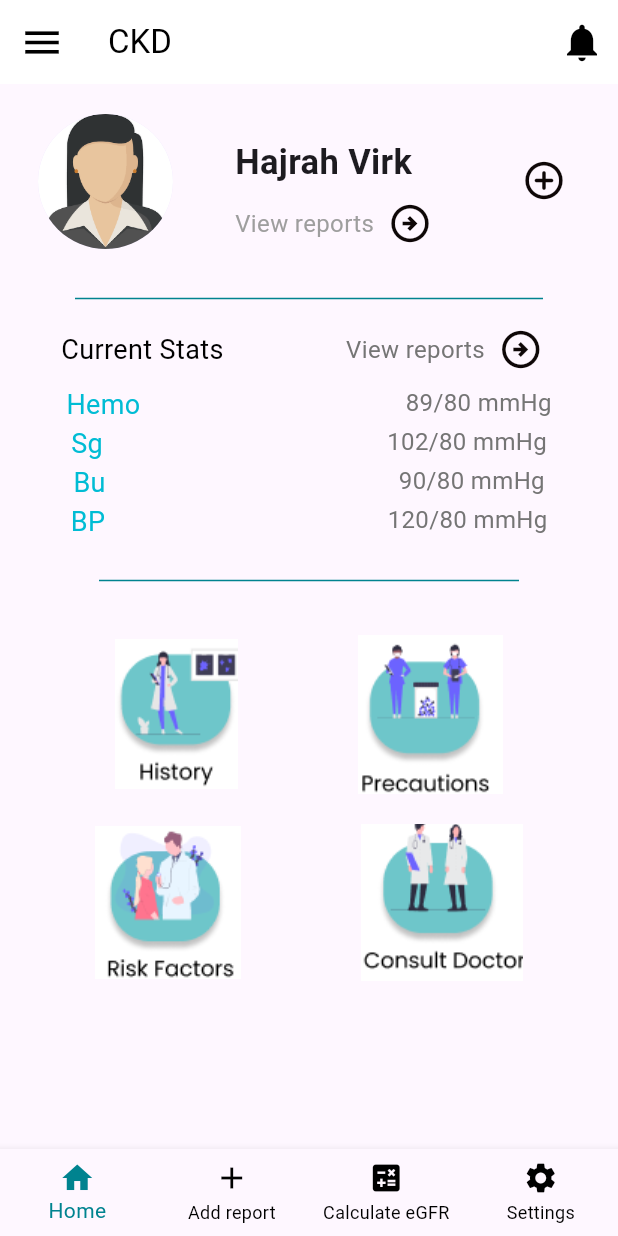
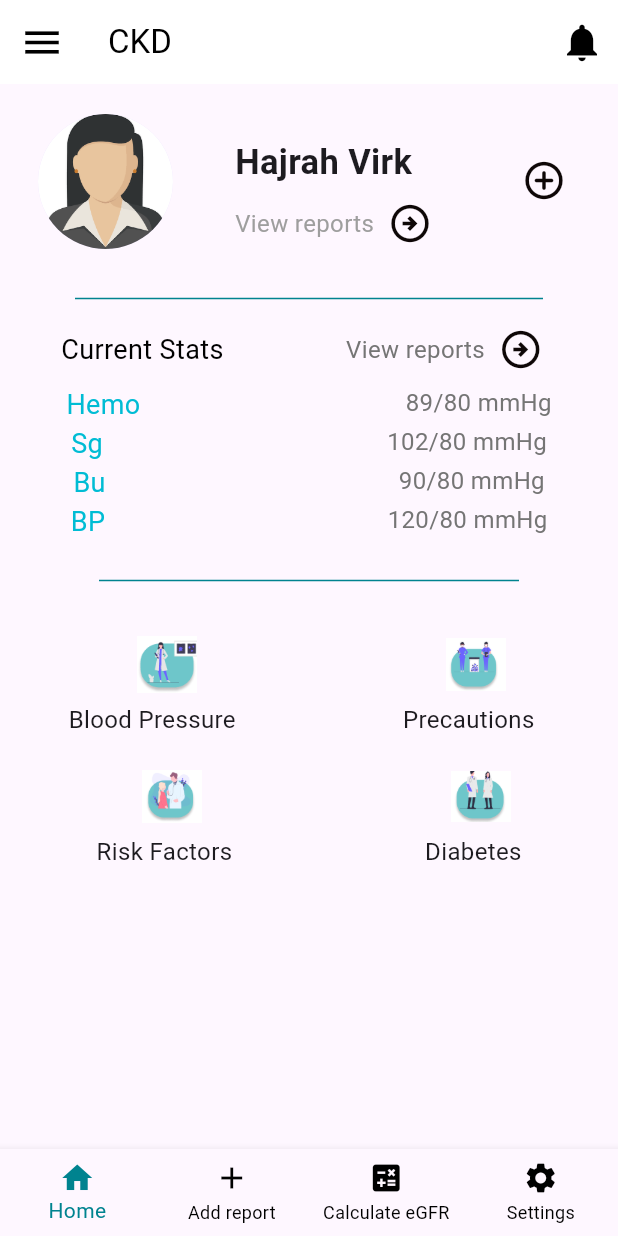
Before and after one commit to iMalikHashim/fyp, a Flutter app: the screen it shows after launch, on a phone screen of 412 x 824 dp. Run offline on Flutter 3.47's test engine with Material 3 defaults, Android fonts, the phone set to English and light mode, and no system bars; our stand-ins replace fl_chart.

Commit message:
added blood pressure graphs

```diff
--- a/lib/components/GFR/tabContent.dart
+++ b/lib/components/GFR/tabContent.dart
@@ -215,10 +215,8 @@ class Tab4Content extends StatelessWidget {
   @override
   Widget build(BuildContext context) {
     return Center(
-      child: Container(
+      child: ListView(
         padding: EdgeInsets.all(10.0),
-        child: Column(
-          crossAxisAlignment: CrossAxisAlignment.start,
         children: [
           for (String item in content)
             Padding(
@@ -245,7 +243,6 @@ class Tab4Content extends StatelessWidget {
             ),
         ],
       ),
-      ),
     );
   }
 }
--- a/lib/components/home.dart
+++ b/lib/components/home.dart
@@ -180,44 +180,119 @@ class HomePage extends StatelessWidget {
                 color: Colors.cyan[800],
               ),
             ),
-            const Row(
+            Row(
               mainAxisAlignment: MainAxisAlignment.spaceAround,
               children: [
-                Row(
+                Column(
                   children: [
+                    GestureDetector(
+                      onTap: () {
+                        // Navigate or perform action on image click
+                        Navigator.pushNamed(context, '/bloodpressure');
+                      },
+                      child: Padding(
+                        padding: EdgeInsets.fromLTRB(20.0, 10, 10, 0),
+                        child: Image.asset(
+                          'assets/images/history.png',
+                          width: 40,
+                          height: 40,
+                        ),
+                      ),
+                    ),
                     Padding(
-                        padding: EdgeInsets.fromLTRB(20.0, 10, 40, 10),
-                        child: Image(
-                            image: AssetImage('assets/images/history.png'))),
+                      padding: EdgeInsets.fromLTRB(10.0, 5, 20, 10),
+                      child: Text(
+                        'Blood Pressure',
+                        style: TextStyle(fontSize: 16),
+                      ),
+                    ),
+                  ],
+                ),
+                Column(
+                  children: [
+                    GestureDetector(
+                      onTap: () {
+                        // Navigate or perform action on image click
+                        Navigator.pushNamed(context, '/precautions');
+                      },
+                      child: Padding(
+                        padding: EdgeInsets.fromLTRB(20.0, 10, 10, 0),
+                        child: Image.asset(
+                          'assets/images/precautions.png',
+                          width: 40,
+                          height: 40,
+                        ),
+                      ),
+                    ),
                     Padding(
-                        padding: EdgeInsets.fromLTRB(40.0, 10, 20, 10),
-                        child: Image(
-                            image: AssetImage('assets/images/precautions.png')))
+                      padding: EdgeInsets.fromLTRB(20.0, 5, 20, 10),
+                      child: Text(
+                        'Precautions',
+                        style: TextStyle(fontSize: 16),
+                      ),
+                    ),
                   ],
                 ),
               ],
             ),
-            const Row(
+            Row(
               mainAxisAlignment: MainAxisAlignment.spaceAround,
               children: [
-                Row(
+                Column(
                   children: [
+                    GestureDetector(
+                      onTap: () {
+                        // Navigate or perform action on image click
+                        Navigator.pushNamed(context, '/riskFactors');
+                      },
+                      child: Padding(
+                        padding: EdgeInsets.fromLTRB(20.0, 10, 10, 0),
+                        child: Image.asset(
+                          'assets/images/riskFactors.png',
+                          width: 40,
+                          height: 40,
+                        ),
+                      ),
+                    ),
                     Padding(
-                        padding: EdgeInsets.fromLTRB(20.0, 10, 40, 10),
-                        child: Image(
-                            image:
-                                AssetImage('assets/images/riskFactors.png'))),
+                      padding: EdgeInsets.fromLTRB(20.0, 5, 20, 10),
+                      child: Text(
+                        'Risk Factors',
+                        style: TextStyle(fontSize: 16),
+                      ),
+                    ),
+                  ],
+                ),
+                Column(
+                  children: [
+                    GestureDetector(
+                      onTap: () {
+                        // Navigate or perform action on image click
+                        Navigator.pushNamed(context, '/diabetes');
+                      },
+                      child: Padding(
+                        padding: EdgeInsets.fromLTRB(20.0, 10, 10, 0),
+                        child: Image.asset(
+                          'assets/images/consultaDoc.png',
+                          width: 40,
+                          height: 40,
+                        ),
+                      ),
+                    ),
                     Padding(
-                        padding: EdgeInsets.fromLTRB(40.0, 10, 20, 10),
-                        child: Image(
-                            image: AssetImage('assets/images/consultaDoc.png')))
+                      padding: EdgeInsets.fromLTRB(20.0, 5, 20, 10),
+                      child: Text(
+                        'Diabetes',
+                        style: TextStyle(fontSize: 16),
+                      ),
+                    ),
                   ],
                 ),
               ],
             ),
           ],
         ),
-      ), // Your eGFR page content here
+      ),
     );
   }
 }
--- a/lib/main.dart
+++ b/lib/main.dart
@@ -7,6 +7,7 @@ import 'components/dashboard.dart';
 import 'components/reportsDetails.dart';
 import 'components/viewReports.dart';
 import 'components/diabetes.dart';
+import 'components/bloodpressure.dart';
 
 void main() => runApp(MaterialApp(
       routes: {
@@ -16,6 +17,6 @@ void main() => runApp(MaterialApp(
         '/diabetes': (context) => DiabetesScreen(),
         '/addReports': (context) => AddReportScreen(),
         '/reportsDetails': (context) => ReportsDetails(),
-        // Add other routes as needed
+        '/bloodpressure': (context) => BloodPressure(),
       },
     ));
```
Also changed, not shown: lib/components/bloodpressure.dart (added, +103 -0 lines), lib/components/graphs.dart (+8 -8 lines), assets/images/consultaDoc.png, assets/images/history.png, assets/images/precautions.png, assets/images/riskFactors.png, 1 other file. Lines whose indentation alone changed are shown as unchanged.
